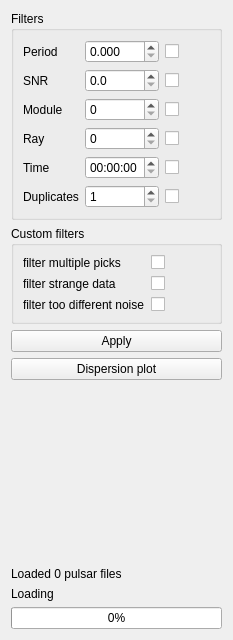
First picture: the form in src/analytics.ui, repository vtyulb/BSA-Analytics, before the edit.
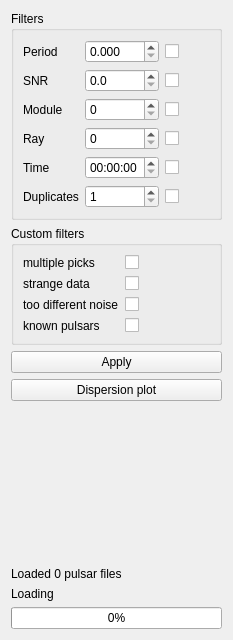
Second picture: the form after the edit.

Commit message: known pulsars filter

What changed in the file:
```diff
--- a/src/analytics.ui
+++ b/src/analytics.ui
@@ -159,7 +159,7 @@
         <item row="0" column="0">
          <widget class="QLabel" name="label_6">
           <property name="text">
-           <string>filter multiple picks</string>
+           <string>multiple picks</string>
           </property>
          </widget>
         </item>
@@ -173,7 +173,7 @@
         <item row="1" column="0">
          <widget class="QLabel" name="label_7">
           <property name="text">
-           <string>filter strange data</string>
+           <string>strange data</string>
           </property>
          </widget>
         </item>
@@ -190,7 +190,7 @@
         <item row="2" column="0">
          <widget class="QLabel" name="label_8">
           <property name="text">
-           <string>filter too different noise</string>
+           <string>too different noise</string>
           </property>
          </widget>
         </item>
@@ -201,6 +201,20 @@
           </property>
          </widget>
         </item>
+        <item row="3" column="0">
+         <widget class="QLabel" name="label_10">
+          <property name="text">
+           <string>known pulsars</string>
+          </property>
+         </widget>
+        </item>
+        <item row="3" column="1">
+         <widget class="QCheckBox" name="knownPulsars">
+          <property name="text">
+           <string/>
+          </property>
+         </widget>
+        </item>
        </layout>
       </item>
      </layout>
```
The commit also changes 4 other files.
